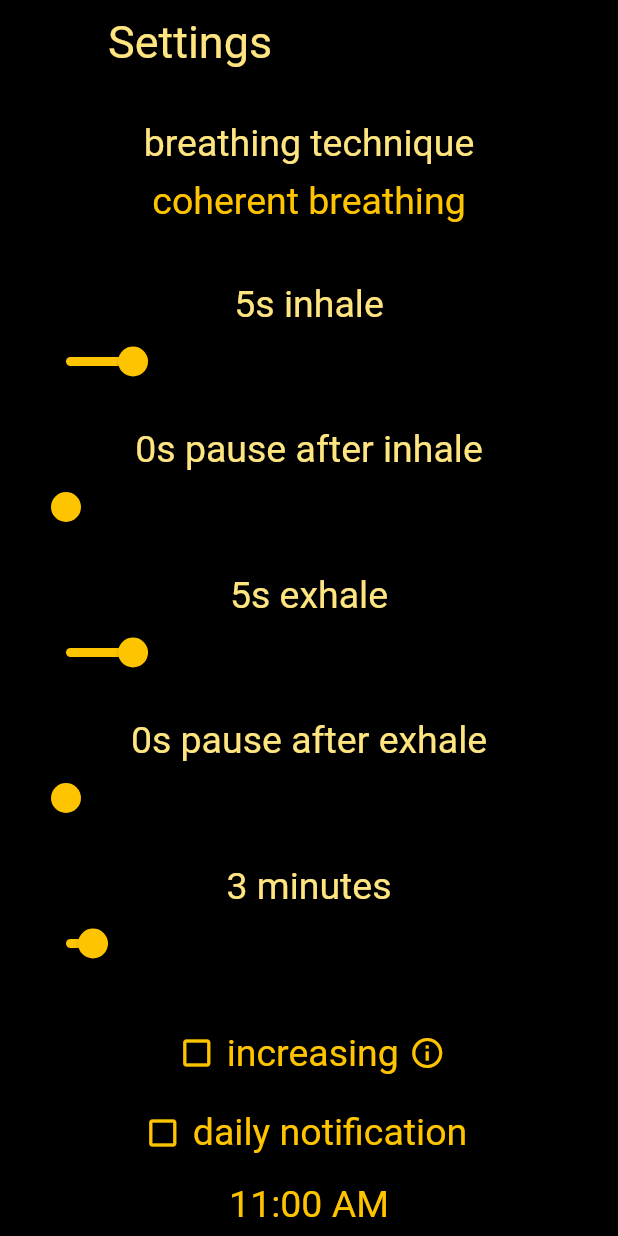
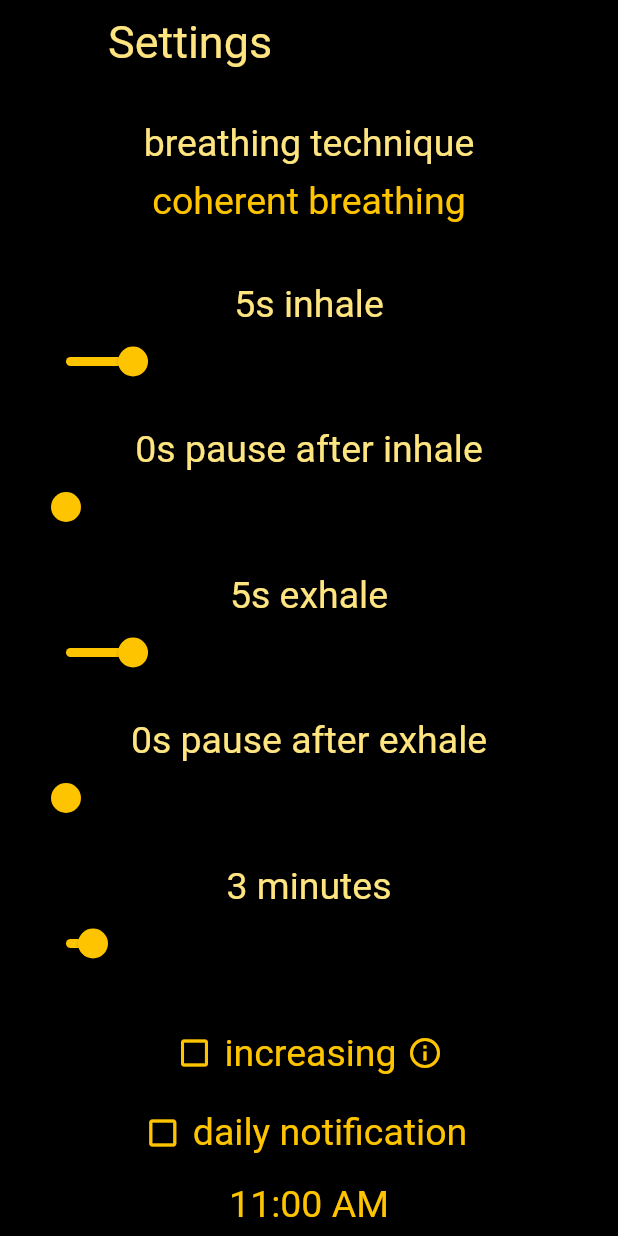
Before and after one commit to geekmiester/breathe, a Flutter app: the Settings screen opened directly, on a phone screen of 412 x 824 dp. Run offline on Flutter 3.47's test engine with Material 2 defaults, Android fonts, the phone set to English and light mode, and no system bars; our stand-ins replace audioplayers, flushbar, flutter_local_notifications, shared_preferences; missing offline and left inert: vibrate; accounts and stored records are empty.

Commit message:
optical improvement

```diff
--- a/lib/settings.dart
+++ b/lib/settings.dart
@@ -273,7 +273,7 @@ class _Settings extends State<SettingsState> {
                 }),
             Padding(padding: EdgeInsets.only(top: 25)),
             Padding(
-              padding: EdgeInsets.only(left: 15),
+              padding: EdgeInsets.only(left: 12),
               child: FlatButton.icon(
                 shape: RoundedRectangleBorder(
                     borderRadius: BorderRadius.circular(25)),
```
